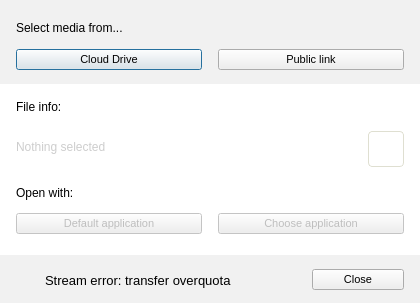
This is src/MEGASync/gui/linux/StreamingFromMegaDialog.ui in meganz/MEGAsync as Qt 5 draws it before an edit. The edited form follows.
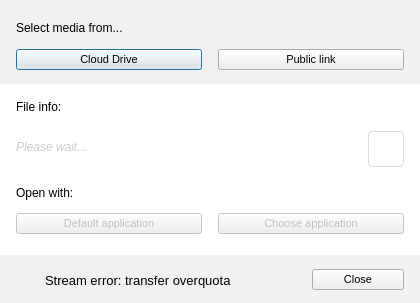
This is the edited form. The open tabs and pages were chosen to show the change. Icons and pictures are not drawn.

Commit message: SNC-2083 Streaming of files inside folders from public urls

What changed in the file:
```diff
--- a/src/MEGASync/gui/linux/StreamingFromMegaDialog.ui
+++ b/src/MEGASync/gui/linux/StreamingFromMegaDialog.ui
@@ -66,6 +66,12 @@
 	color: rgba(0, 0, 0, 50)
 }
 
+#WaitingForFileInfoLabel
+{
+   font-size: 12px;
+	color: rgba(0, 0, 0, 50)
+}
+
 #lFileName, #lState
 {
 	font-size: 12px;
@@ -558,6 +564,153 @@
                 </layout>
                </widget>
               </widget>
+              <widget class="QWidget" name="pWaitingForFileInfo">
+               <layout class="QHBoxLayout" name="horizontalLayout_8">
+                <property name="leftMargin">
+                 <number>0</number>
+                </property>
+                <property name="topMargin">
+                 <number>0</number>
+                </property>
+                <property name="rightMargin">
+                 <number>0</number>
+                </property>
+                <property name="bottomMargin">
+                 <number>0</number>
+                </property>
+                <item>
+                 <widget class="QLabel" name="WaitingForFileInfoLabel">
+                  <property name="palette">
+                   <palette>
+                    <active>
+                     <colorrole role="WindowText">
+                      <brush brushstyle="SolidPattern">
+                       <color alpha="255">
+                        <red>102</red>
+                        <green>102</green>
+                        <blue>102</blue>
+                       </color>
+                      </brush>
+                     </colorrole>
+                     <colorrole role="Button">
+                      <brush brushstyle="SolidPattern">
+                       <color alpha="255">
+                        <red>255</red>
+                        <green>255</green>
+                        <blue>255</blue>
+                       </color>
+                      </brush>
+                     </colorrole>
+                     <colorrole role="Base">
+                      <brush brushstyle="SolidPattern">
+                       <color alpha="255">
+                        <red>255</red>
+                        <green>255</green>
+                        <blue>255</blue>
+                       </color>
+                      </brush>
+                     </colorrole>
+                     <colorrole role="Window">
+                      <brush brushstyle="SolidPattern">
+                       <color alpha="255">
+                        <red>255</red>
+                        <green>255</green>
+                        <blue>255</blue>
+                       </color>
+                      </brush>
+                     </colorrole>
+                    </active>
+                    <inactive>
+                     <colorrole role="WindowText">
+                      <brush brushstyle="SolidPattern">
+                       <color alpha="255">
+                        <red>102</red>
+                        <green>102</green>
+                        <blue>102</blue>
+                       </color>
+                      </brush>
+                     </colorrole>
+                     <colorrole role="Button">
+                      <brush brushstyle="SolidPattern">
+                       <color alpha="255">
+                        <red>255</red>
+                        <green>255</green>
+                        <blue>255</blue>
+                       </color>
+                      </brush>
+                     </colorrole>
+                     <colorrole role="Base">
+                      <brush brushstyle="SolidPattern">
+                       <color alpha="255">
+                        <red>255</red>
+                        <green>255</green>
+                        <blue>255</blue>
+                       </color>
+                      </brush>
+                     </colorrole>
+                     <colorrole role="Window">
+                      <brush brushstyle="SolidPattern">
+                       <color alpha="255">
+                        <red>255</red>
+                        <green>255</green>
+                        <blue>255</blue>
+                       </color>
+                      </brush>
+                     </colorrole>
+                    </inactive>
+                    <disabled>
+                     <colorrole role="WindowText">
+                      <brush brushstyle="SolidPattern">
+                       <color alpha="127">
+                        <red>255</red>
+                        <green>255</green>
+                        <blue>255</blue>
+                       </color>
+                      </brush>
+                     </colorrole>
+                     <colorrole role="Button">
+                      <brush brushstyle="SolidPattern">
+                       <color alpha="255">
+                        <red>255</red>
+                        <green>255</green>
+                        <blue>255</blue>
+                       </color>
+                      </brush>
+                     </colorrole>
+                     <colorrole role="Base">
+                      <brush brushstyle="SolidPattern">
+                       <color alpha="255">
+                        <red>255</red>
+                        <green>255</green>
+                        <blue>255</blue>
+                       </color>
+                      </brush>
+                     </colorrole>
+                     <colorrole role="Window">
+                      <brush brushstyle="SolidPattern">
+                       <color alpha="255">
+                        <red>255</red>
+                        <green>255</green>
+                        <blue>255</blue>
+                       </color>
+                      </brush>
+                     </colorrole>
+                    </disabled>
+                   </palette>
+                  </property>
+                  <property name="font">
+                   <font>
+                    <pointsize>-1</pointsize>
+                    <italic>true</italic>
+                   </font>
+                  </property>
+                  <property name="text">
+                   <string>Please wait...</string>
+                  </property>
+                 </widget>
+                </item>
+               </layout>
+              </widget>
              </widget>
             </item>
             <item>
```
The commit also changes 9 other files.
